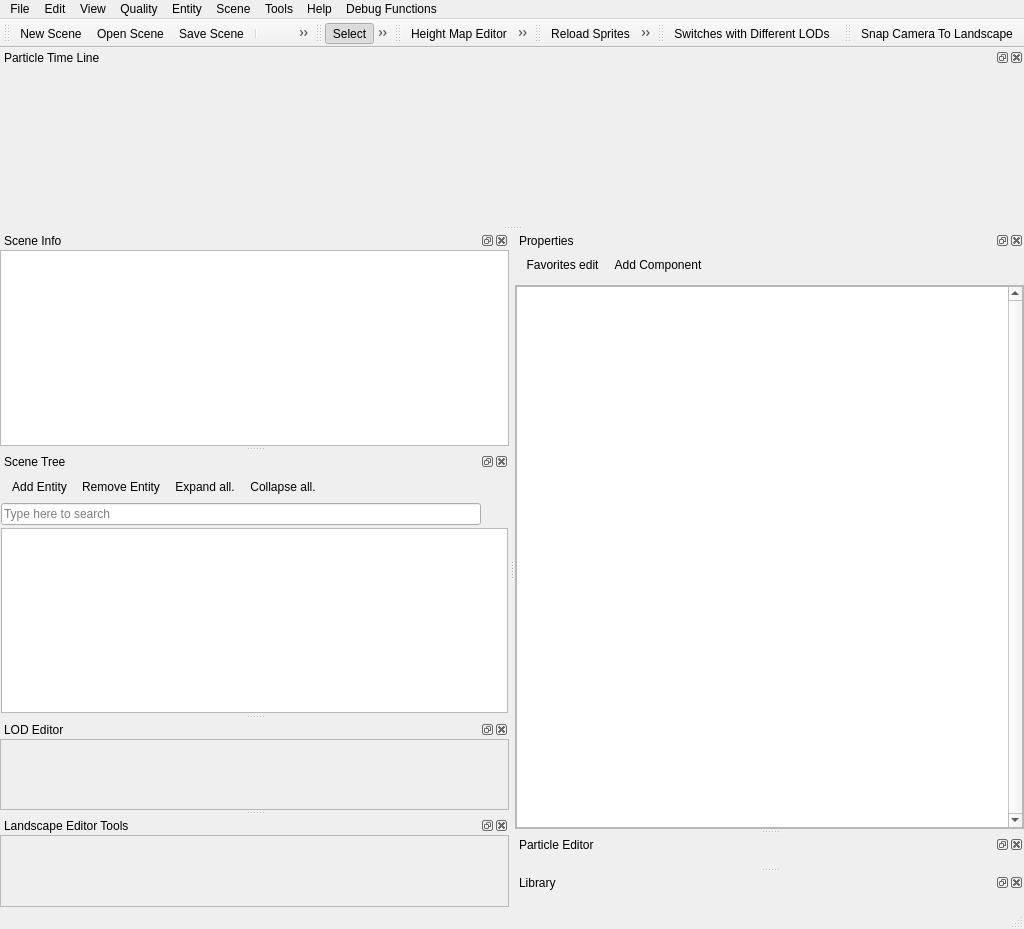
Before: the Qt Designer form Tools/ResourceEditor/DataQt/mainwindow.ui in xaoctech/dava.engine, drawn with Qt 5.
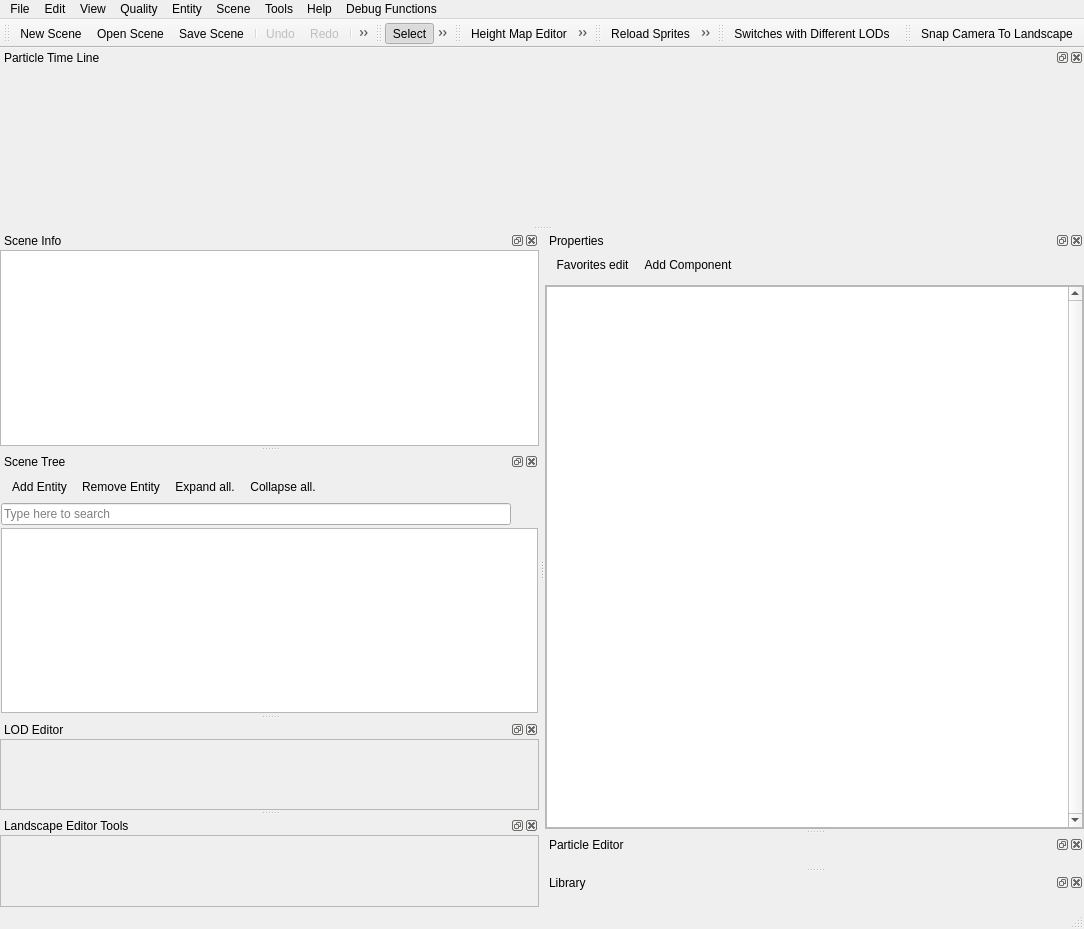
After: the same form once the commit is applied. Icons and pictures are not drawn. Custom widgets are drawn as their Qt base class.

Commit message: [DF-6639] Visibility tool removed, now using visibility components

The edit to the form file:
```diff
--- a/Tools/ResourceEditor/DataQt/mainwindow.ui
+++ b/Tools/ResourceEditor/DataQt/mainwindow.ui
@@ -6,7 +6,7 @@
    <rect>
     <x>0</x>
     <y>0</y>
-    <width>1024</width>
+    <width>1084</width>
     <height>929</height>
    </rect>
   </property>
@@ -212,7 +212,7 @@
     <rect>
      <x>0</x>
      <y>0</y>
-     <width>1024</width>
+     <width>1084</width>
      <height>21</height>
     </rect>
    </property>
@@ -733,7 +733,7 @@
           <x>0</x>
           <y>0</y>
           <width>256</width>
-          <height>90</height>
+          <height>88</height>
          </rect>
         </property>
        </widget>
@@ -763,7 +763,6 @@
    <addaction name="actionShowNotPassableLandscape"/>
    <addaction name="actionRulerTool"/>
    <addaction name="actionCustomColorsEditor"/>
-   <addaction name="actionVisibilityCheckTool"/>
    <addaction name="actionWayEditor"/>
   </widget>
   <widget class="QToolBar" name="sceneToolBar">
@@ -863,7 +862,7 @@
           <x>0</x>
           <y>0</y>
           <width>256</width>
-          <height>90</height>
+          <height>89</height>
          </rect>
         </property>
        </widget>
```
Left out of the diff: 8 changed lines with no effect on the pictures. The commit also changes 30 other files.
